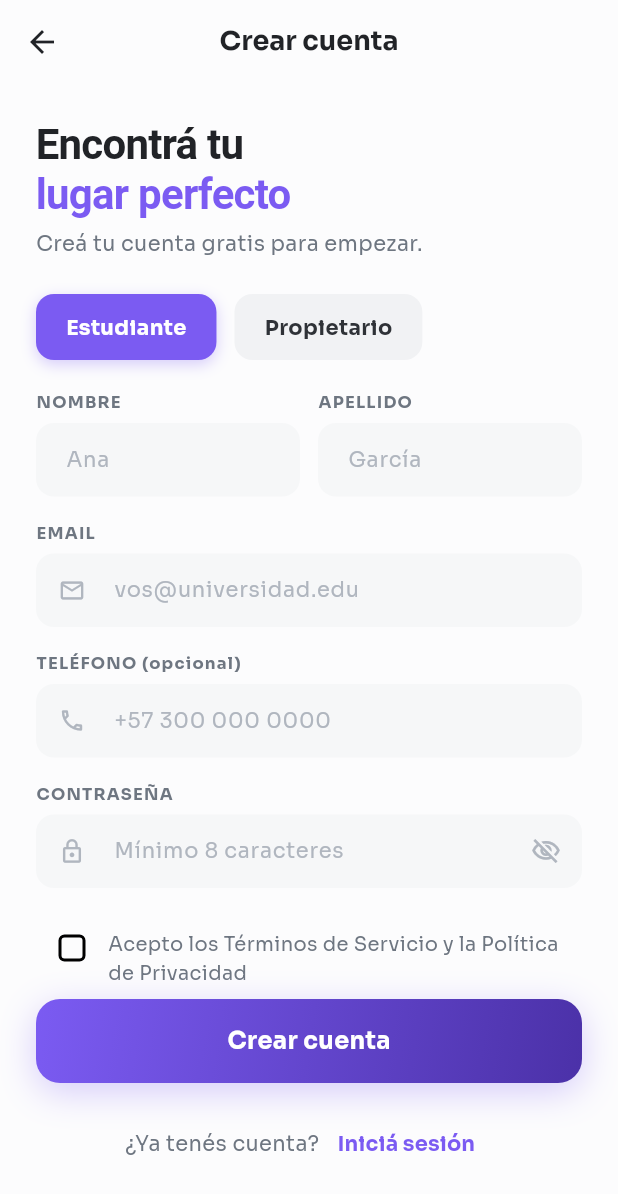
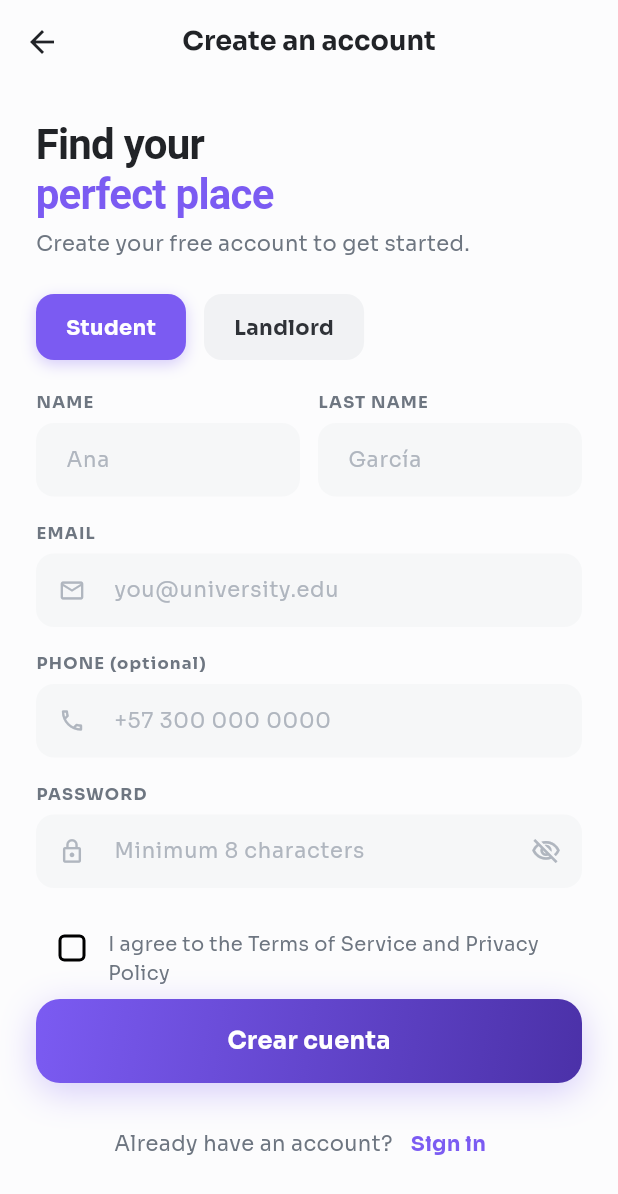
Before and after one commit to mobile-development-group-2026/flutter, a Flutter app: the SignUpView screen opened directly, on a phone screen of 412 x 824 dp. Shown: the top 1194 px of the screen. Run offline on Flutter 3.47's test engine with Material 3 defaults, Android fonts, the phone set to English and light mode, and no system bars; our stand-ins replace cached_network_image, connectivity_plus, flutter_local_notifications, flutter_map, geolocator, hive and 8 more; missing offline and left inert: clerk_auth, clerk_flutter; accounts and stored records are empty.

Commit message:
fixed issues

```diff
--- a/roomora/lib/main.dart
+++ b/roomora/lib/main.dart
@@ -189,7 +189,7 @@ class _RetryView extends StatelessWidget {
               size: 40, color: AppColors.neutral600),
           const SizedBox(height: 16),
           const Text(
-            'No pudimos conectarnos',
+            'We couldn´t connect',
             style: TextStyle(
               fontWeight: FontWeight.w600,
               fontSize: 16,
@@ -199,7 +199,7 @@ class _RetryView extends StatelessWidget {
           ),
           const SizedBox(height: 6),
           const Text(
-            'El servidor puede estar iniciando.\nTocá para reintentar.',
+            'The server might be starting up.\nTap to retry.',
             style: TextStyle(
                 color: AppColors.neutral700,
                 fontSize: 14,
@@ -208,7 +208,7 @@ class _RetryView extends StatelessWidget {
             textAlign: TextAlign.center,
           ),
           const SizedBox(height: 24),
-          _GradientButton(text: 'Reintentar', onPressed: onRetry, fullWidth: false),
+          _GradientButton(text: 'Retry', onPressed: onRetry, fullWidth: false),
         ],
       ),
     );
--- a/roomora/lib/views/pages/Auth/sign_in_page.dart
+++ b/roomora/lib/views/pages/Auth/sign_in_page.dart
@@ -47,7 +47,7 @@ class _SignInViewState extends State<SignInView> {
             padding: EdgeInsets.only(
               left: 24,
               right: 24,
-              top: 12, // Reducido para dar espacio a la "pestaña" gris
+              top: 12,
               bottom: MediaQuery.of(context).viewInsets.bottom + 32,
             ),
               child: Column(
--- a/roomora/lib/views/pages/Auth/sign_up_page.dart
+++ b/roomora/lib/views/pages/Auth/sign_up_page.dart
@@ -69,7 +69,7 @@ class _SignUpViewState extends State<SignUpView> {
               onPressed: () => Navigator.of(context).pop(),
             ),
             title: const Text(
-              'Crear cuenta',
+              'Create an account',
               style: TextStyle(
                 color: AppColors.neutral900,
                 fontSize: 18,
@@ -96,17 +96,17 @@ class _SignUpViewState extends State<SignUpView> {
                       ),
                       children: [
                         TextSpan(
-                            text: 'Encontrá tu\n',
+                            text: 'Find your\n',
                             style: TextStyle(color: AppColors.neutral900)),
                         TextSpan(
-                            text: 'lugar perfecto',
+                            text: 'perfect place',
                             style: TextStyle(color: AppColors.purple500)),
                       ],
                     ),
                   ),
                   const SizedBox(height: 6),
                   const Text(
-                    'Creá tu cuenta gratis para empezar.',
+                    'Create your free account to get started.',
                     style: TextStyle(
                         color: AppColors.neutral700,
                         fontSize: 14,
@@ -118,13 +118,13 @@ class _SignUpViewState extends State<SignUpView> {
                   Row(
                     children: [
                       _RoleChip(
-                        label: 'Estudiante',
+                        label: 'Student',
                         selected: _vm.role == 'student',
                         onTap: () => _vm.setRole('student'),
                       ),
                       const SizedBox(width: 12),
                       _RoleChip(
-                        label: 'Propietario',
+                        label: 'Landlord',
                         selected: _vm.role == 'landlord',
                         onTap: () => _vm.setRole('landlord'),
                       ),
@@ -138,7 +138,7 @@ class _SignUpViewState extends State<SignUpView> {
                       Expanded(
                         child: _AuthField(
                           controller: _firstCtrl,
-                          label: 'NOMBRE',
+                          label: 'NAME',
                           hint: 'Ana',
                           onChanged: (v) => _vm.firstName = v,
                         ),
@@ -147,7 +147,7 @@ class _SignUpViewState extends State<SignUpView> {
                       Expanded(
                         child: _AuthField(
                           controller: _lastCtrl,
-                          label: 'APELLIDO',
+                          label: 'LAST NAME',
                           hint: 'García',
                           onChanged: (v) => _vm.lastName = v,
                         ),
@@ -159,7 +159,7 @@ class _SignUpViewState extends State<SignUpView> {
                   _AuthField(
                     controller: _emailCtrl,
                     label: 'EMAIL',
-                    hint: 'vos@universidad.edu',
+                    hint: 'you@university.edu',
                     icon: Icons.email_outlined,
                     keyboardType: TextInputType.emailAddress,
                     onChanged: (v) => _vm.email = v,
@@ -168,7 +168,7 @@ class _SignUpViewState extends State<SignUpView> {
 
                   _AuthField(
                     controller: _phoneCtrl,
-                    label: 'TELÉFONO (opcional)',
+                    label: 'PHONE (optional)',
                     hint: '+57 300 000 0000',
                     icon: Icons.phone_outlined,
                     keyboardType: TextInputType.phone,
@@ -178,8 +178,8 @@ class _SignUpViewState extends State<SignUpView> {
 
                   _AuthField(
                     controller: _passCtrl,
-                    label: 'CONTRASEÑA',
-                    hint: 'Mínimo 8 caracteres',
+                    label: 'PASSWORD',
+                    hint: 'Minimum 8 characters',
                     icon: Icons.lock_outline,
                     obscure: _obscurePassword,
                     onChanged: (v) => _vm.password = v,
@@ -215,7 +215,7 @@ class _SignUpViewState extends State<SignUpView> {
                         child: Padding(
                           padding: EdgeInsets.only(top: 12),
                           child: Text(
-                            'Acepto los Términos de Servicio y la Política de Privacidad',
+                            'I agree to the Terms of Service and Privacy Policy',
                             style: TextStyle(
                                 fontSize: 13,
                                 color: AppColors.neutral700,
@@ -272,7 +272,7 @@ class _SignUpViewState extends State<SignUpView> {
                       mainAxisSize: MainAxisSize.min,
                       children: [
                         const Text(
-                          '¿Ya tenés cuenta?',
+                          'Already have an account?',
                           style: TextStyle(
                               color: AppColors.neutral700,
                               fontSize: 14,
@@ -281,7 +281,7 @@ class _SignUpViewState extends State<SignUpView> {
                         TextButton(
                           onPressed: () => Navigator.of(context).pop(),
                           child: const Text(
-                            'Iniciá sesión',
+                            'Sign in',
                             style: TextStyle(
                               color: AppColors.purple500,
                               fontSize: 14,
--- a/roomora/lib/views/pages/Onboarding/build_your_profile_page.dart
+++ b/roomora/lib/views/pages/Onboarding/build_your_profile_page.dart
@@ -27,8 +27,8 @@ class BuildYourProfileView extends StatelessWidget {
               const SizedBox(height: 4),
               Text(
                 isStudent
-                    ? 'Un buen perfil te da 3× más matches.'
-                    : 'Ayudá a los inquilinos a conocerte.',
+                    ? 'A good profile gets you three times as many matches.'
+                    : 'Help tenants get to know you.',
                 style: const TextStyle(
                     fontSize: 14, color: AppColors.neutral700, fontFamily: 'Sora'),
               ),
@@ -40,16 +40,16 @@ class BuildYourProfileView extends StatelessWidget {
 
               if (isStudent) ...[
                 _OnboardingField(
-                  label: 'UNIVERSIDAD',
-                  hint: 'ej. Tec de Monterrey',
+                  label: 'UNIVERSITY',
+                  hint: 'e.g., Tec de Monterrey',
                   icon: Icons.school_outlined,
                   onChanged: (v) => vm.university = v,
                 ),
                 const SizedBox(height: 16),
 
                 _DropdownField(
-                  label: 'CARRERA',
-                  hint: 'Seleccioná tu carrera',
+                  label: 'MAJOR',
+                  hint: 'Select your major',
                   value: vm.major,
                   options: BuildYourProfileViewModel.majors,
                   onChanged: (v) { vm.major = v; vm.notifyListeners(); },
@@ -61,7 +61,7 @@ class BuildYourProfileView extends StatelessWidget {
                 children: [
                   Expanded(
                     child: _YearDropdown(
-                      label: 'AÑO DE NAC.',
+                      label: 'BIRTH YEAR',
                       icon: Icons.calendar_today_outlined,
                       years: BuildYourProfileViewModel.birthYears,
                       value: vm.birthYear,
@@ -72,7 +72,7 @@ class BuildYourProfileView extends StatelessWidget {
                     const SizedBox(width: 12),
                     Expanded(
                       child: _YearDropdown(
-                        label: 'AÑO DE GRAD.',
+                        label: 'GRADUATION YEAR',
                         icon: Icons.school_outlined,
                         years: BuildYourProfileViewModel.gradYears,
                         value: vm.graduationYear,
@@ -92,7 +92,7 @@ class BuildYourProfileView extends StatelessWidget {
               ),
               if (vm.bio.isNotEmpty && vm.bio.length < 5) ...[
                 const SizedBox(height: 6),
-                const Text('Agregá al menos 5 caracteres.',
+                const Text('Add at least 5 characters.',
                     style: TextStyle(
                         color: AppColors.purple500,
                         fontSize: 12,
@@ -185,7 +185,7 @@ class _PhotoPicker extends StatelessWidget {
                 ),
                 ListTile(
                   leading: const Icon(Icons.camera_alt_outlined, color: AppColors.neutral700),
-                  title: const Text('Tomar foto',
+                  title: const Text('Take a photo',
                       style: TextStyle(fontFamily: 'Sora', fontWeight: FontWeight.w600, color: AppColors.neutral900)),
                   onTap: () {
                     Navigator.pop(ctx);
@@ -194,7 +194,7 @@ class _PhotoPicker extends StatelessWidget {
                 ),
                 ListTile(
                   leading: const Icon(Icons.photo_library_outlined, color: AppColors.neutral700),
-                  title: const Text('Elegir de la galería',
+                  title: const Text('Select from the gallery',
                       style: TextStyle(fontFamily: 'Sora', fontWeight: FontWeight.w600, color: AppColors.neutral900)),
                   onTap: () {
                     Navigator.pop(ctx);
@@ -247,7 +247,7 @@ class _PhotoPicker extends StatelessWidget {
             child: Column(
               crossAxisAlignment: CrossAxisAlignment.start,
               children: [
-                const Text('Foto de perfil',
+                const Text('Profile picture',
                     style: TextStyle(
                         fontSize: 15,
                         fontWeight: FontWeight.w600,
@@ -256,8 +256,8 @@ class _PhotoPicker extends StatelessWidget {
                 const SizedBox(height: 4),
                 Text(
                   isStudent
-                      ? 'Una foto clara genera más confianza con landlords y roommates.'
-                      : 'Una foto clara genera más confianza con los inquilinos.',
+                      ? 'A clear photo generates more trust with landlords and roommates.'
+                      : 'A clear photo generates more trust with tenants.',
                   style: const TextStyle(
                       fontSize: 12,
                       color: AppColors.neutral700,
@@ -446,7 +446,7 @@ class _YearDropdown extends StatelessWidget {
                 children: [
                   Icon(icon, size: 16, color: AppColors.neutral600),
                   const SizedBox(width: 8),
-                  const Text('Seleccioná',
+                  const Text('Select',
                       style: TextStyle(
                           color: AppColors.neutral600,
                           fontSize: 14,
--- a/roomora/lib/views/pages/Onboarding/onboarding_complete_page.dart
+++ b/roomora/lib/views/pages/Onboarding/onboarding_complete_page.dart
@@ -29,19 +29,19 @@ class _OnboardingCompleteViewState extends State<OnboardingCompleteView>
   List<Map<String, dynamic>> get perks => isStudent
       ? [
           {'icon': Icons.verified_user, 'color': AppColors.purple500, 'bg': AppColors.purple100,
-           'title': 'Badge verificado en tu perfil', 'sub': 'Los demás saben que sos un estudiante real'},
+           'title': 'Verified badge on your profile', 'sub': 'Others know you are a real student'},
           {'icon': Icons.home, 'color': ExtraAppColors.yellow500, 'bg': ExtraAppColors.yellow100,
-           'title': 'Acceso a listings exclusivos', 'sub': 'Landlords que solo alquilan a estudiantes'},
+           'title': 'Access to exclusive listings', 'sub': 'Landlords that only rent to students'},
           {'icon': Icons.people, 'color': AppColors.purple500, 'bg': AppColors.purple100,
-           'title': 'Matching de roommates', 'sub': 'Encontrá personas que se adapten a tu estilo'},
+           'title': 'Roommate matching', 'sub': 'Find people who match your lifestyle'},
         ]
       : [
           {'icon': Icons.verified_user, 'color': AppColors.purple500, 'bg': AppColors.purple100,
-           'title': 'Badge de landlord verificado', 'sub': 'Los estudiantes confían en tus listings'},
+           'title': 'Verified landlord badge', 'sub': 'Verified students trust your listings'},
           {'icon': Icons.list_alt, 'color': ExtraAppColors.yellow500, 'bg': ExtraAppColors.yellow100,
-           'title': 'Publicá listings ilimitados', 'sub': 'Llegá a estudiantes verificados'},
+           'title': 'Publish unlimited listings', 'sub': 'Reach verified students'},
           {'icon': Icons.people, 'color': AppColors.purple500, 'bg': AppColors.purple100,
-           'title': 'Herramientas de screening', 'sub': 'Encontrá inquilinos confiables'},
+           'title': 'Screening tools', 'sub': 'Find reliable tenants'},
         ];
 
   @override
@@ -104,17 +104,17 @@ class _OnboardingCompleteViewState extends State<OnboardingCompleteView>
                     ],
                   ),
                   const SizedBox(height: 24),
-                  const Text('Estás verificado,',
+                  const Text('You are verified,',
                       style: TextStyle(fontSize: 28, fontWeight: FontWeight.w700,
                           color: AppColors.neutral900, fontFamily: 'Sora')),
                   Text('${widget.firstName} 🎉',
                       style: const TextStyle(fontSize: 28, fontWeight: FontWeight.w700,
                           color: AppColors.purple500, fontFamily: 'Sora')),
                   const SizedBox(height: 6),
-                  Text('Tu estado de ${isStudent ? "estudiante" : "propietario"} fue confirmado.',
+                  Text('Your status as ${isStudent ? "a student" : "a landlord"} has been confirmed.',
                       style: const TextStyle(fontSize: 14, color: AppColors.neutral600,
                           fontFamily: 'Sora')),
-                  const Text('Bienvenido a Roomora.',
+                  const Text('Welcome to Roomora.',
                       style: TextStyle(fontSize: 15, fontWeight: FontWeight.w600,
                           color: AppColors.neutral900, fontFamily: 'Sora')),
                   const SizedBox(height: 24),
@@ -131,7 +131,7 @@ class _OnboardingCompleteViewState extends State<OnboardingCompleteView>
                     child: Column(
                       crossAxisAlignment: CrossAxisAlignment.start,
                       children: [
-                        const Text('DESBLOQUEADO PARA VOS',
+                        const Text('UNLOCKED FOR YOU',
                             style: TextStyle(fontSize: 10, fontWeight: FontWeight.w600,
                                 color: AppColors.neutral500, letterSpacing: 0.8,
                                 fontFamily: 'Sora')),
@@ -179,7 +179,7 @@ class _OnboardingCompleteViewState extends State<OnboardingCompleteView>
                             borderRadius: BorderRadius.circular(16)),
                       ),
                       child: Text(
-                        isStudent ? 'Buscar roommate  →' : 'Publicar listing  →',
+                        isStudent ? 'Find a roommate  →' : 'Publish listing  →',
                         style: const TextStyle(color: Colors.white,
                             fontSize: 16, fontWeight: FontWeight.w600,
                             fontFamily: 'Sora'),
--- a/roomora/lib/views/pages/Onboarding/onboarding_page.dart
+++ b/roomora/lib/views/pages/Onboarding/onboarding_page.dart
@@ -152,9 +152,9 @@ class _OnboardingViewState extends State<OnboardingView> {
                     : CustomButton(
                         text: _vm.isLastStep
                             ? (_vm.isLoading
-                                ? 'Finalizando...'
-                                : 'Completar setup')
-                            : 'Continuar  →',
+                                ? 'In closing...'
+                                : 'Complete setup')
+                            : 'Continue  →',
                         onPressed: _vm.canContinue
                             ? () async {
                                 if (_vm.isLastStep) {
--- a/roomora/lib/views/pages/Onboarding/roommate_situation_page.dart
+++ b/roomora/lib/views/pages/Onboarding/roommate_situation_page.dart
@@ -17,11 +17,11 @@ class RoommateSituationView extends StatelessWidget {
           child: Column(
             crossAxisAlignment: CrossAxisAlignment.start,
             children: [
-              const Text('¿Cuál es tu', style: h1Black),
-              const Text('situación?', style: h1Purple),
+              const Text('What is your', style: h1Black),
+              const Text('situation?', style: h1Purple),
               const SizedBox(height: 4),
               const Text(
-                'Elegí la que mejor describe dónde estás ahora.',
+                'Choose the option that best describes where you are now.',
                 style: TextStyle(
                     fontSize: 14,
                     color: AppColors.neutral700,
@@ -121,7 +121,7 @@ class RoommateSituationView extends StatelessWidget {
                   SizedBox(width: 6),
                   Expanded(
                     child: Text(
-                      'Podés cambiar esto en cualquier momento desde tu perfil.',
+                      'You can change this at any time from your profile.',
                       style: TextStyle(
                           fontSize: 13,
                           color: AppColors.neutral600,
--- a/roomora/lib/views/pages/discover_page.dart
+++ b/roomora/lib/views/pages/discover_page.dart
@@ -66,7 +66,7 @@ class _DiscoverPageState extends State<DiscoverPage> {
                               color: AppColors.neutral500, size: 40),
                           const SizedBox(height: 12),
                           Text(
-                            'No se pudieron cargar los listings',
+                            'The listings could not be loaded',
                             style: TextStyle(
                               fontFamily: 'Sora',
                               fontSize: 14,
@@ -77,7 +77,7 @@ class _DiscoverPageState extends State<DiscoverPage> {
                           TextButton(
                             onPressed: () => _cargarListings(),
                             child: Text(
-                              'Reintentar',
+                              'Retry',
                               style: TextStyle(
                                 fontFamily: 'Sora',
                                 color: AppColors.purple500,
@@ -692,7 +692,7 @@ class _DiscoverPageState extends State<DiscoverPage> {
                   Icon(LucideIcons.searchX, size: 48, color: AppColors.neutral400),
                   const SizedBox(height: 16),
                   Text(
-                    'No hay listings disponibles',
+                    'There are no listings available',
                     style: TextStyle(
                       fontFamily: 'Sora',
                       fontSize: 16,
@@ -702,7 +702,7 @@ class _DiscoverPageState extends State<DiscoverPage> {
                   ),
                   const SizedBox(height: 8),
                   Text(
-                    'Vuelve más tarde (o arrastrá para recargar)',
+                    'Come back later (or pull to refresh)',
                     style: TextStyle(
                       fontFamily: 'Sora',
                       fontSize: 13,
--- a/roomora/lib/views/pages/landlord_listing_page.dart
+++ b/roomora/lib/views/pages/landlord_listing_page.dart
@@ -921,7 +921,7 @@ class _LandlordListingPageState extends State<LandlordListingPage> {
               }
             } else {
               if (context.mounted) {
-                _showErrorDialog(context, "Error de autenticación. Por favor, iniciá sesión nuevamente.");
+                _showErrorDialog(context, "Authentication error. Please log in again.");
               }
             }
           },
--- a/roomora/lib/views/pages/landlord_profile_page.dart
+++ b/roomora/lib/views/pages/landlord_profile_page.dart
@@ -565,7 +565,7 @@ class _LandlordProfilePageState extends State<LandlordProfilePage> {
           return;
         }
 
-        print('Boton Continue presionado');
+        print('Continue button held down');
         final auth = ClerkAuth.of(context, listen: false);
         final tokenObj = await auth.sessionToken();
         final token = tokenObj?.jwt;
@@ -575,7 +575,7 @@ class _LandlordProfilePageState extends State<LandlordProfilePage> {
           if (!context.mounted) return;
 
           if (profile != null) {
-            print('Perfil creado, navegando...');
+            print('Profile created, loading...');
             _navigateToListingPage(profile.id.toString());
           } else if (viewModel.errorMessage != null) {
             print('Error: ${viewModel.errorMessage}');
@@ -583,7 +583,7 @@ class _LandlordProfilePageState extends State<LandlordProfilePage> {
           }
         } else {
           if (context.mounted) {
-            _showErrorSnackBar('Error de sesión. Por favor, volvé a ingresar.');
+            _showErrorSnackBar('Session error. Please log in again.');
           }
         }
       },
--- a/roomora/lib/views/pages/map_page.dart
+++ b/roomora/lib/views/pages/map_page.dart
@@ -35,7 +35,7 @@ class _MapPageState extends State<MapPage> {
     if (token != null && mounted) {
       context.read<MapViewModel>().initialize(token);
     } else {
-      print('No se pudo obtener el token para el mapa');
+      print('The map token could not be obtained');
     }
   }
   @override
--- a/roomora/lib/views/pages/property_detail_page.dart
+++ b/roomora/lib/views/pages/property_detail_page.dart
@@ -530,7 +530,7 @@ class _PropertyDetailViewState extends State<_PropertyDetailView> {
               onTap: () {
                 ScaffoldMessenger.of(context).showSnackBar(
                   const SnackBar(
-                    content: Text('Contacto próximamente disponible'),
+                    content: Text('Contact information coming soon'),
                     behavior: SnackBarBehavior.floating,
                   ),
                 );
```
Also changed, not shown: roomora/lib/views/pages/Onboarding/listing_preferences_page.dart (+7 -7 lines), roomora/lib/views/pages/Onboarding/new_listing_page.dart (+12 -12 lines), roomora/lib/views/pages/Onboarding/roommate_preferences_page.dart (+24 -24 lines), 1 other file.
